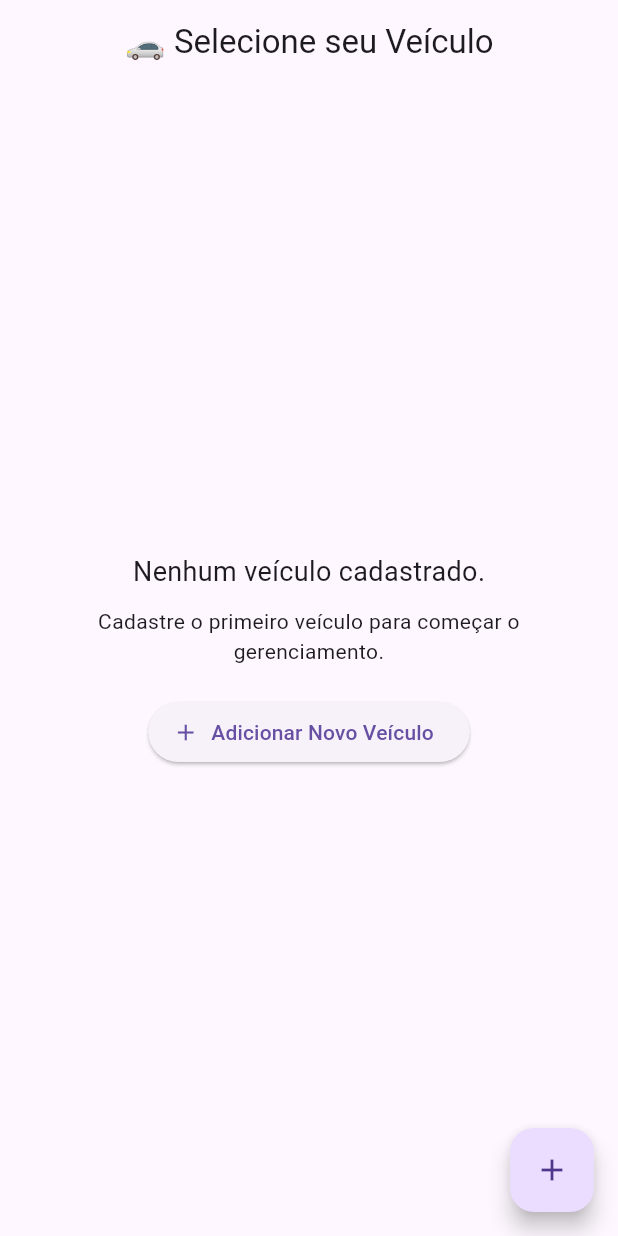
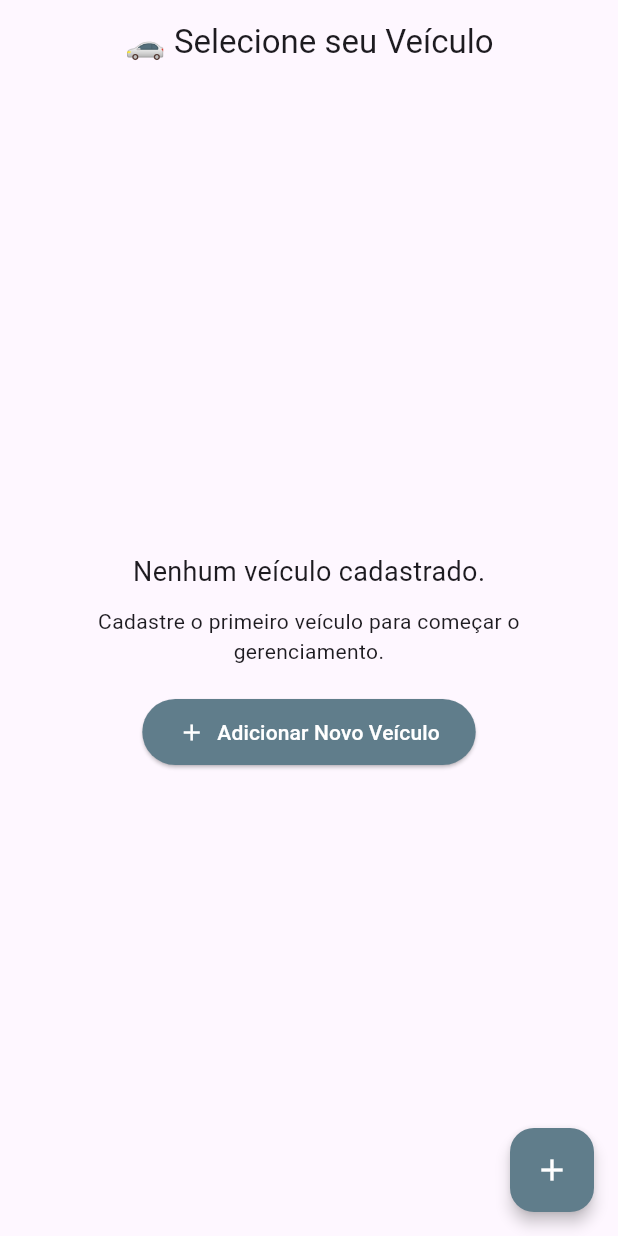
Before and after one commit to reynegton/car_costs, a Flutter app: the screen it shows after launch, on a phone screen of 412 x 824 dp. Run offline on Flutter 3.47's test engine with Material 3 defaults, Android fonts, the phone set to English and light mode, and no system bars; our stand-ins replace equatable, flutter_bloc, sqflite, sqflite_common_ffi; accounts and stored records are empty.

Commit message:
ajuste de thema

```diff
--- a/lib/main.dart
+++ b/lib/main.dart
@@ -68,6 +68,95 @@ class FuelManagerApp extends StatelessWidget {
           debugShowCheckedModeBanner: false,
           theme: ThemeData(
             primarySwatch: Colors.blue,
+            primaryColor: Colors.blueGrey,
+            tabBarTheme: TabBarThemeData(
+              // Cor do ícone/texto da aba SELECIONADA
+              labelColor: Colors.blueGrey,
+
+              // Cor do ícone/texto das abas NÃO SELECIONADAS
+              unselectedLabelColor: Colors.blueGrey.shade200,
+
+              // Cor da linha de destaque da aba (indicator)
+              indicatorColor: Colors.blueGrey,
+            ),
+            switchTheme: SwitchThemeData(
+              // Cor do polegar (thumb) quando ATIVO (ligado)
+              thumbColor: WidgetStateProperty.resolveWith((states) {
+                if (states.contains(WidgetState.selected)) {
+                  // Usa a cor primária (azul) quando ligado
+                  return Colors.white;
+                }
+                // Cor do polegar quando DESLIGADO (cinza claro)
+                return Colors.white;
+              }),
+              // Cor do trilho (track) quando ATIVO (ligado)
+              trackColor: WidgetStateProperty.resolveWith((states) {
+                if (states.contains(WidgetState.selected)) {
+                  // Usa um tom mais claro ou acinzentado do azul quando ligado
+                  return Colors.blueGrey;
+                }
+                // Cor do trilho quando DESLIGADO (cinza escuro)
+                return Colors.blueGrey.shade100;
+              }),
+            ),
+            chipTheme: ChipThemeData(
+              // Cor de fundo do chip (quando não selecionado)
+              backgroundColor: Colors.grey.shade200,
+
+              // Cor da borda
+              shape: RoundedRectangleBorder(
+                borderRadius: BorderRadius.circular(8.0),
+              ),
+
+              // Cor do rótulo (texto)
+              labelStyle: TextStyle(color: Colors.grey.shade800),
+
+              // Cor do background quando o chip está SELECIONADO (a mais importante)
+              selectedColor: Colors.blueGrey.shade200,
+
+              // Cor do checkmark ou do ícone/texto quando SELECIONADO
+              checkmarkColor: Colors.blue.shade900,
+
+              // Cor do rótulo quando SELECIONADO
+              secondaryLabelStyle: const TextStyle(color: Colors.black),
+
+              // Cor do ícone quando selecionado
+              secondarySelectedColor: Colors.blue.shade900,
+            ),
+            textButtonTheme: TextButtonThemeData(
+              style: TextButton.styleFrom(
+                // Cor do texto/ícone (já deve ser azul)
+                foregroundColor: Colors.blueGrey,
+
+                // Cor do splash/overlay quando o usuário toca (EFEITO)
+
+              ),
+            ),
+            elevatedButtonTheme: ElevatedButtonThemeData(
+              style: ElevatedButton.styleFrom(
+                // Cor de fundo padrão: Usa a cor primária do tema (Azul)
+                backgroundColor: Colors.blueGrey,
+
+                // Cor do texto/ícone: Contraste branco
+                foregroundColor: Colors.white,
+
+                padding: const EdgeInsets.symmetric(
+                  horizontal: 24,
+                  vertical: 12,
+                ),
+              ),
+            ),
+
+            floatingActionButtonTheme: const FloatingActionButtonThemeData(
+              // Cor de fundo do botão
+              backgroundColor: Colors.blueGrey,
+
+              // Cor dos ícones e texto (deve ser contrastante)
+              foregroundColor: Colors.white,
+
+              // Elevação do botão (sombra)
+              elevation: 4,
+            ),
 
             // ----------------------------------------------------
             // NOVO: CONFIGURAÇÃO GLOBAL DE TEXTFORMFIELD STYLE
@@ -75,7 +164,9 @@ class FuelManagerApp extends StatelessWidget {
             inputDecorationTheme: InputDecorationTheme(
               // 1. Define a borda padrão como OutlineInputBorder
               border: const OutlineInputBorder(
-                borderRadius: BorderRadius.all(Radius.circular(8.0)), // Bordas arredondadas (opcional)
+                borderRadius: BorderRadius.all(
+                  Radius.circular(8.0),
+                ), // Bordas arredondadas (opcional)
               ),
 
               // 2. Define a borda quando o campo está habilitado (sem foco)
@@ -87,11 +178,17 @@ class FuelManagerApp extends StatelessWidget {
               // 3. Define a borda quando o campo está focado (digitando)
               focusedBorder: OutlineInputBorder(
                 borderRadius: BorderRadius.circular(8.0),
-                borderSide: BorderSide(color: Theme.of(context).primaryColor, width: 2.0),
+                borderSide: BorderSide(
+                  color: Theme.of(context).primaryColor,
+                  width: 2.0,
+                ),
               ),
 
               // 4. Se você usa prefixos/sufixos, ajuste o padding
-              contentPadding: const EdgeInsets.symmetric(vertical: 16.0, horizontal: 10.0),
+              contentPadding: const EdgeInsets.symmetric(
+                vertical: 16.0,
+                horizontal: 10.0,
+              ),
 
               // 5. Ajuste para o texto do label (opcional)
               labelStyle: TextStyle(color: Colors.grey.shade700),
```
